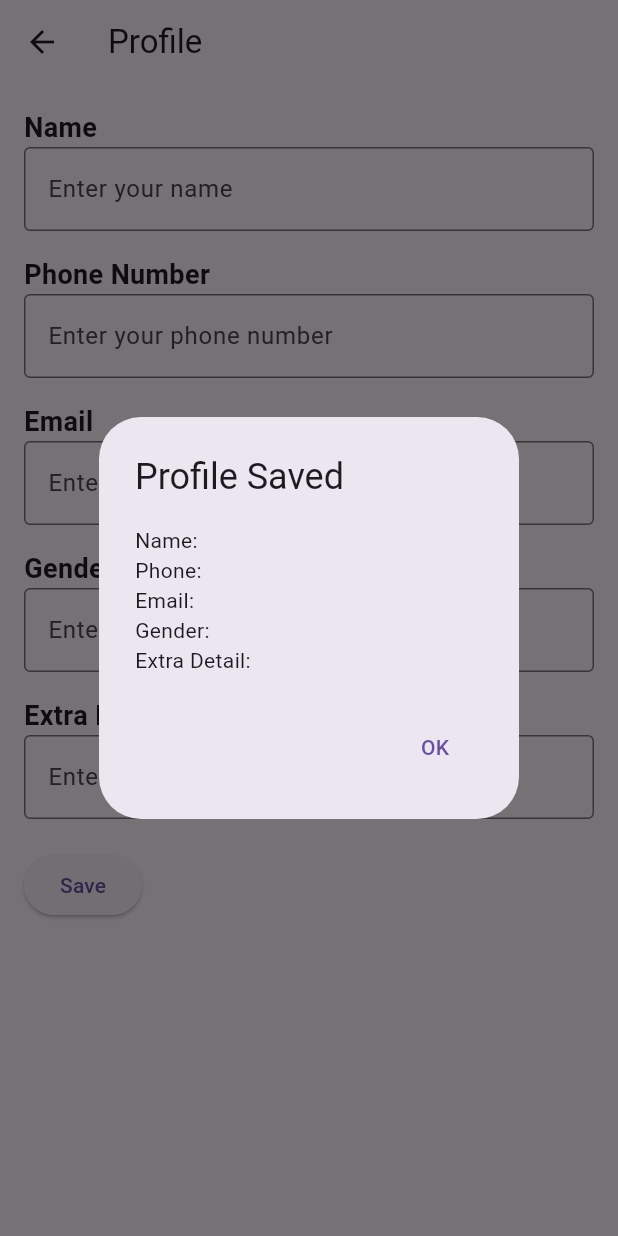
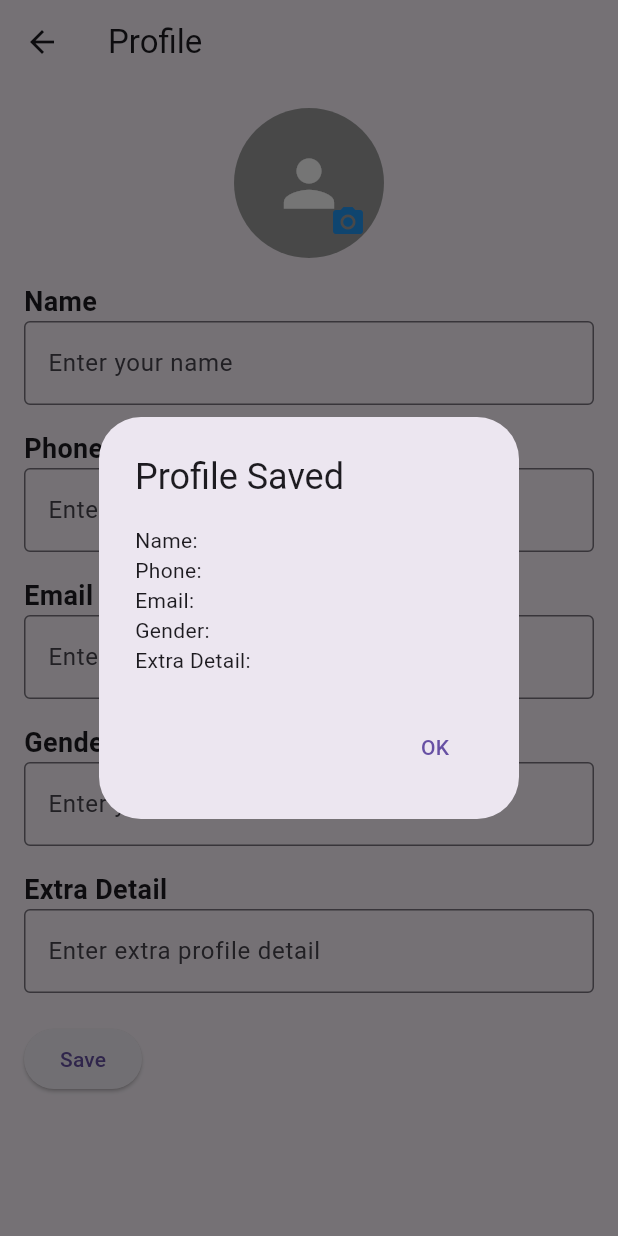
Before and after one commit to Krishna-432001/flutter_cryptocurrency, a Flutter app: the ProfileScreen screen opened directly, after a tap on "Save", on a phone screen of 412 x 824 dp. Run offline on Flutter 3.47's test engine with Material 3 defaults, Android fonts, the light colour scheme and no system bars; our stand-ins replace image_picker, shared_preferences; accounts and stored records are empty.

Commit message:
image picker added and login email to fetch to profile  store email
image

```diff
--- a/lib/screens/profile_screen.dart
+++ b/lib/screens/profile_screen.dart
@@ -1,4 +1,7 @@
 import 'package:flutter/material.dart';
+import 'package:image_picker/image_picker.dart'; // To pick images
+import 'package:shared_preferences/shared_preferences.dart'; // To store email
+import 'dart:io'; // For File operations
 
 class ProfileScreen extends StatefulWidget {
   @override
@@ -12,6 +15,62 @@ class _ProfileScreenState extends State<ProfileScreen> {
   final _genderController = TextEditingController();
   final _extraDetailController = TextEditingController();
 
+  File? _avatarImage;
+  final ImagePicker _picker = ImagePicker();
+
+  @override
+  void initState() {
+    super.initState();
+    _loadProfileData();
+  }
+
+  Future<void> _loadProfileData() async {
+    SharedPreferences prefs = await SharedPreferences.getInstance();
+    String email = prefs.getString('email') ?? '';
+
+    // Set the email in the controller
+    _emailController.text = email;
+
+    // Optionally load other profile data if saved in SharedPreferences or a database
+  }
+
+  Future<void> _pickImage() async {
+    final XFile? pickedFile = await _picker.pickImage(source: ImageSource.gallery);
+    if (pickedFile != null) {
+      setState(() {
+        _avatarImage = File(pickedFile.path);
+      });
+    }
+  }
+
+  Future<void> _saveProfile() async {
+    final name = _nameController.text;
+    final phone = _phoneController.text;
+    final email = _emailController.text;
+    final gender = _genderController.text;
+    final extraDetail = _extraDetailController.text;
+
+    // Add your database save logic here (e.g., update profile in a database or state management)
+    // Example placeholder code
+    print("Saving profile to database...");
+
+    showDialog(
+      context: context,
+      builder: (context) => AlertDialog(
+        title: Text("Profile Saved"),
+        content: Text("Name: $name\nPhone: $phone\nEmail: $email\nGender: $gender\nExtra Detail: $extraDetail"),
+        actions: <Widget>[
+          TextButton(
+            onPressed: () {
+              Navigator.of(context).pop();
+            },
+            child: Text("OK"),
+          ),
+        ],
+      ),
+    );
+  }
+
   @override
   Widget build(BuildContext context) {
     return Scaffold(
@@ -21,6 +80,32 @@ class _ProfileScreenState extends State<ProfileScreen> {
         child: Column(
           crossAxisAlignment: CrossAxisAlignment.start,
           children: [
+            // Avatar section
+            Center(
+              child: Stack(
+                children: [
+                  _avatarImage == null
+                      ? CircleAvatar(
+                    radius: 50,
+                    backgroundColor: Colors.grey,
+                    child: Icon(Icons.person, size: 50, color: Colors.white),
+                  )
+                      : CircleAvatar(
+                    radius: 50,
+                    backgroundImage: FileImage(_avatarImage!),
+                  ),
+                  Positioned(
+                    bottom: 0,
+                    right: 0,
+                    child: IconButton(
+                      icon: Icon(Icons.camera_alt, color: Colors.blue),
+                      onPressed: _pickImage,
+                    ),
+                  ),
+                ],
+              ),
+            ),
+            SizedBox(height: 16),
             Text("Name", style: TextStyle(fontSize: 18, fontWeight: FontWeight.bold)),
             TextField(
               controller: _nameController,
@@ -77,31 +162,4 @@ class _ProfileScreenState extends State<ProfileScreen> {
       ),
     );
   }
-
-  void _saveProfile() {
-    // Validate and save profile details
-    final name = _nameController.text;
-    final phone = _phoneController.text;
-    final email = _emailController.text;
-    final gender = _genderController.text;
-    final extraDetail = _extraDetailController.text;
-
-    // Add your save logic here (e.g., update profile in a database or state management)
-
-    showDialog(
-      context: context,
-      builder: (context) => AlertDialog(
-        title: Text("Profile Saved"),
-        content: Text("Name: $name\nPhone: $phone\nEmail: $email\nGender: $gender\nExtra Detail: $extraDetail"),
-        actions: <Widget>[
-          TextButton(
-            onPressed: () {
-              Navigator.of(context).pop();
-            },
-            child: Text("OK"),
-          ),
-        ],
-      ),
-    );
-  }
 }
--- a/pubspec.yaml
+++ b/pubspec.yaml
@@ -40,6 +40,7 @@ dependencies:
   firebase_auth: ^4.16.0
   firebase_core: ^2.24.2
   shared_preferences: ^2.3.2
+  image_picker: ^1.1.2
 
 dev_dependencies:
   flutter_test:
```
Also changed, not shown: pubspec.lock.
